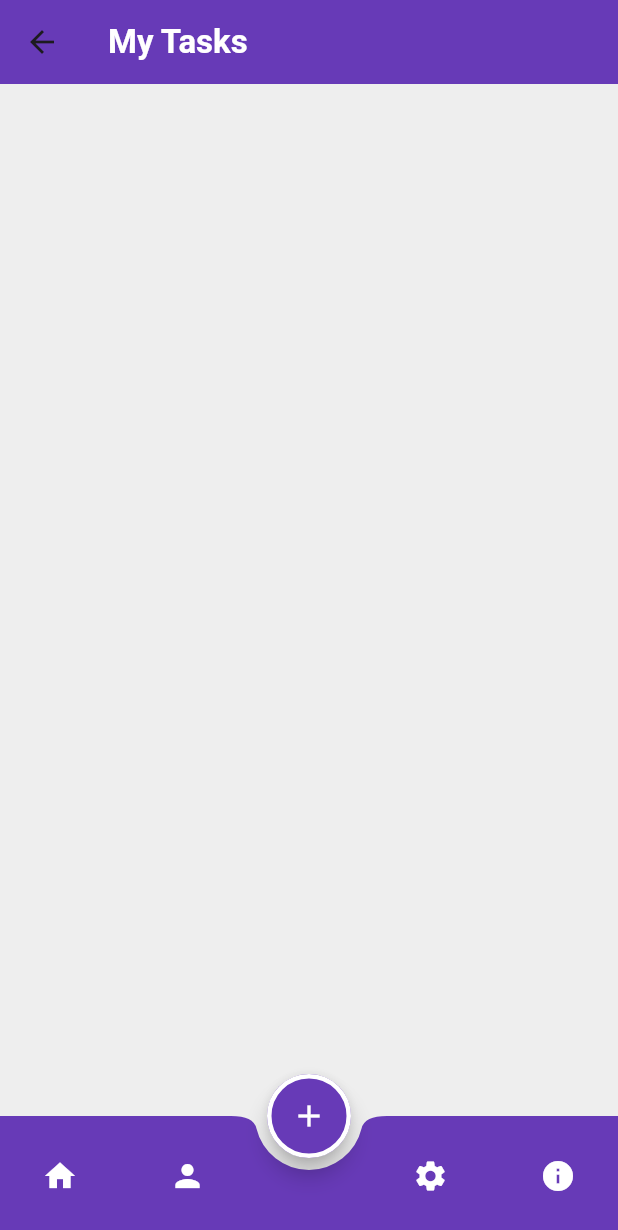
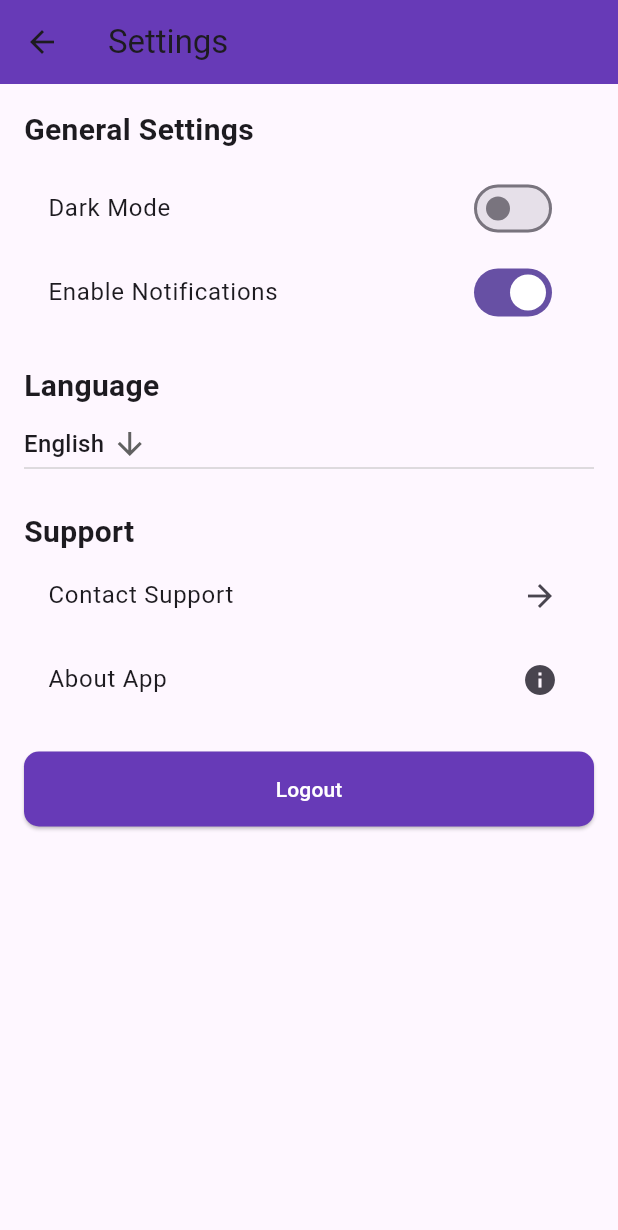
Before and after one commit to Adeel-Arif1/to_do_app, a Flutter app: the HomePage screen opened directly, after a tap on the "settings" icon, on a phone screen of 412 x 824 dp. Shown: the top 1230 px of the screen. Run offline on Flutter 3.47's test engine with Material 3 defaults, Android fonts, the phone set to English and light mode, and no system bars; our stand-ins replace flutter_slidable, hive_flutter, image_picker; accounts and stored records are empty.

Commit message:
chnaged ui

```diff
--- a/lib/main.dart
+++ b/lib/main.dart
@@ -1,7 +1,6 @@
 import 'package:flutter/material.dart';
 import 'package:hive_flutter/hive_flutter.dart';
 import 'package:to_do_app/screens/home_page.dart';
-import 'package:to_do_app/screens/profile_screen.dart';
 
 void main() async {
   WidgetsFlutterBinding
@@ -35,7 +34,7 @@ class MyApp extends StatelessWidget {
         visualDensity: VisualDensity
             .adaptivePlatformDensity, // Adaptive layout across devices
       ),
-      home: const ProfileScreen(),
+      home: const HomePage(),
     );
   }
 }
--- a/lib/screens/home_page.dart
+++ b/lib/screens/home_page.dart
@@ -2,6 +2,7 @@ import 'package:flutter/material.dart';
 import 'package:hive_flutter/hive_flutter.dart';
 import 'package:to_do_app/data/database.dart';
 import 'package:to_do_app/screens/profile_screen.dart';
+import 'package:to_do_app/screens/setting_screen.dart';
 import 'package:to_do_app/utils/dialogue_box.dart';
 import 'package:to_do_app/utils/to_do_tile.dart';
 
@@ -37,8 +38,7 @@ class _HomePageState extends State<HomePage>
   @override
   void dispose() {
     _animationController.dispose();
-    _controller
-        .dispose(); // Dispose the controller as well to prevent memory leaks
+    _controller.dispose();
     super.dispose();
   }
 
@@ -51,6 +51,16 @@ class _HomePageState extends State<HomePage>
       ),
       backgroundColor: Colors.deepPurple,
       elevation: 0,
+      leading: IconButton(
+        icon: const Icon(
+          Icons.arrow_back,
+          color: Colors.white,
+        ),
+        onPressed: () {
+          Navigator.push(context,
+              MaterialPageRoute(builder: (context) => const HomePage()));
+        },
+      ),
     );
   }
 
@@ -75,21 +85,17 @@ class _HomePageState extends State<HomePage>
     );
   }
 
-// Floating Action Button
+  // Floating Action Button
   FloatingActionButton _buildFAB() {
     return FloatingActionButton(
       onPressed: () {
         createNewTask();
-        // If using an animation controller, ensure it's initialized and available.
-        // _animationController.forward(); // Uncomment if using animation controller
       },
-      backgroundColor: Colors.deepPurple, // Set to deep purple
-      child:
-          const Icon(Icons.add, color: Colors.white), // White icon for contrast
+      backgroundColor: Colors.deepPurple,
+      child: const Icon(Icons.add, color: Colors.white),
       shape: RoundedRectangleBorder(
-        borderRadius: BorderRadius.circular(30.0), // Circular border radius
-        side: BorderSide(
-            color: Colors.white, width: 3), // Optional: border color and width
+        borderRadius: BorderRadius.circular(30.0),
+        side: BorderSide(color: Colors.white, width: 3),
       ),
     );
   }
@@ -117,15 +123,33 @@ class _HomePageState extends State<HomePage>
                 Navigator.push(
                   context,
                   MaterialPageRoute(
-                      builder: (context) => const ProfileScreen()),
-                );
-              },
+                    builder: (context) => const ProfileScreen(),
+                  ),
+                ).then((_) {
+                  setState(() {
+                    // Reload tasks when coming back from profile
+                    db.loadData();
+                  });
+                });
+              }, //SettingsScreen
             ),
-            const SizedBox(width: 40), // Space for the floating button
+            const SizedBox(width: 40),
             IconButton(
               icon: const Icon(Icons.settings),
               color: Colors.white,
-              onPressed: () {},
+              onPressed: () {
+                Navigator.push(
+                  context,
+                  MaterialPageRoute(
+                    builder: (context) => const SettingsScreen(),
+                  ),
+                ).then((_) {
+                  setState(() {
+                    // Reload tasks when coming back from profile
+                    db.loadData();
+                  });
+                });
+              },
             ),
             IconButton(
               icon: const Icon(Icons.info),
--- /dev/null
+++ b/lib/screens/setting_screen.dart
@@ -0,0 +1,135 @@
+import 'package:flutter/material.dart';
+
+class SettingsScreen extends StatefulWidget {
+  const SettingsScreen({super.key});
+
+  @override
+  State<SettingsScreen> createState() => _SettingsScreenState();
+}
+
+class _SettingsScreenState extends State<SettingsScreen> {
+  bool _darkMode = false; // Toggle for dark mode
+  bool _notificationsEnabled = true; // Toggle for notifications
+  String _selectedLanguage = 'English'; // Selected language
+
+  final List<String> _languages = ['English', 'Spanish', 'French'];
+
+  // Method to show about dialog
+  void _showAboutDialog() {
+    showDialog(
+      context: context,
+      builder: (context) {
+        return AlertDialog(
+          title: const Text('About'),
+          content: const Text('This is a simple To-Do app built with Flutter.'),
+          actions: [
+            TextButton(
+              onPressed: () {
+                Navigator.of(context).pop();
+              },
+              child: const Text('OK'),
+            ),
+          ],
+        );
+      },
+    );
+  }
+
+  // Method to handle logout
+  void _logout() {
+    // Implement your logout logic here
+    Navigator.of(context).pop(); // Navigate back to the previous screen
+  }
+
+  @override
+  Widget build(BuildContext context) {
+    return Scaffold(
+      appBar: AppBar(
+        title: const Text('Settings'),
+        backgroundColor: Colors.deepPurple,
+      ),
+      body: Padding(
+        padding: const EdgeInsets.all(16.0),
+        child: ListView(
+          children: [
+            const Text(
+              'General Settings',
+              style: TextStyle(fontSize: 20, fontWeight: FontWeight.bold),
+            ),
+            const SizedBox(height: 10),
+            SwitchListTile(
+              title: const Text('Dark Mode'),
+              value: _darkMode,
+              onChanged: (value) {
+                setState(() {
+                  _darkMode = value;
+                });
+              },
+            ),
+            SwitchListTile(
+              title: const Text('Enable Notifications'),
+              value: _notificationsEnabled,
+              onChanged: (value) {
+                setState(() {
+                  _notificationsEnabled = value;
+                });
+              },
+            ),
+            const SizedBox(height: 20),
+            const Text(
+              'Language',
+              style: TextStyle(fontSize: 20, fontWeight: FontWeight.bold),
+            ),
+            DropdownButton<String>(
+              value: _selectedLanguage,
+              icon: const Icon(Icons.arrow_downward),
+              items: _languages.map((String language) {
+                return DropdownMenuItem<String>(
+                  value: language,
+                  child: Text(language),
+                );
+              }).toList(),
+              onChanged: (String? newValue) {
+                setState(() {
+                  _selectedLanguage = newValue!;
+                });
+              },
+            ),
+            const SizedBox(height: 20),
+            const Text(
+              'Support',
+              style: TextStyle(fontSize: 20, fontWeight: FontWeight.bold),
+            ),
+            ListTile(
+              title: const Text('Contact Support'),
+              trailing: const Icon(Icons.arrow_forward),
+              onTap: () {
+                // Handle contact support action
+              },
+            ),
+            ListTile(
+              title: const Text('About App'),
+              trailing: const Icon(Icons.info),
+              onTap: _showAboutDialog,
+            ),
+            const SizedBox(height: 20),
+            ElevatedButton(
+              onPressed: _logout,
+              style: ElevatedButton.styleFrom(
+                backgroundColor: Colors.deepPurple, // Set button color
+                padding: const EdgeInsets.symmetric(vertical: 15),
+                shape: RoundedRectangleBorder(
+                  borderRadius: BorderRadius.circular(10), // Rounded corners
+                ),
+              ),
+              child: const Text(
+                'Logout',
+                style: TextStyle(color: Colors.white),
+              ),
+            ),
+          ],
+        ),
+      ),
+    );
+  }
+}
```
Also changed, not shown: lib/screens/profile_screen.dart (+161 -104 lines).
